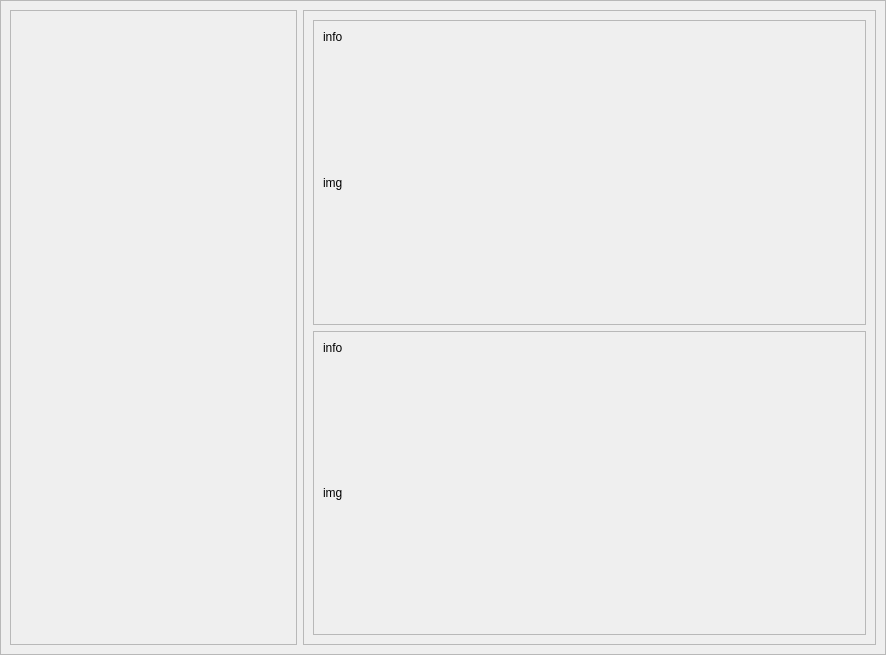
Old version of the form gui2.ui in the repository leninrkb/reduccion-de-ruido-con-python.
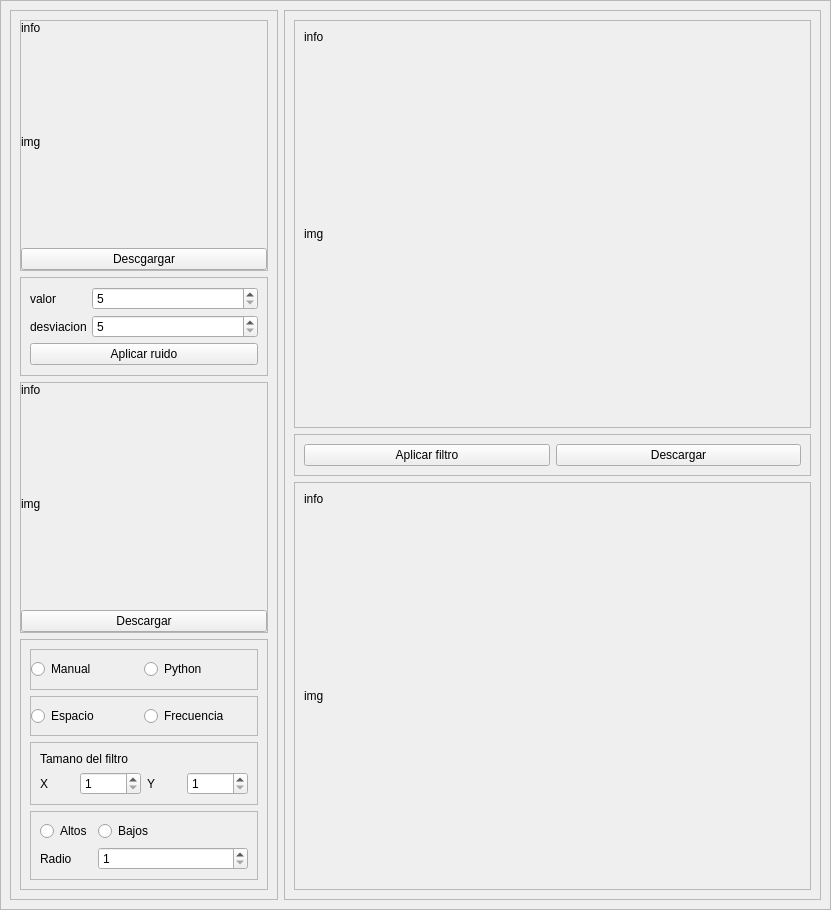
New version of the form.

The edit to the form file:
```diff
--- a/gui2.ui
+++ b/gui2.ui
@@ -6,8 +6,8 @@
    <rect>
     <x>0</x>
     <y>0</y>
-    <width>886</width>
-    <height>655</height>
+    <width>831</width>
+    <height>910</height>
    </rect>
   </property>
   <property name="windowTitle">
@@ -47,6 +47,362 @@
          <property name="frameShadow">
           <enum>QFrame::Raised</enum>
          </property>
+         <layout class="QVBoxLayout" name="verticalLayout_5" stretch="1,0,1,1">
+          <item>
+           <widget class="QFrame" name="frame_6">
+            <property name="frameShape">
+             <enum>QFrame::StyledPanel</enum>
+            </property>
+            <property name="frameShadow">
+             <enum>QFrame::Raised</enum>
+            </property>
+            <layout class="QVBoxLayout" name="verticalLayout_6" stretch="0,1,0">
+             <property name="spacing">
+              <number>0</number>
+             </property>
+             <property name="leftMargin">
+              <number>0</number>
+             </property>
+             <property name="topMargin">
+              <number>0</number>
+             </property>
+             <property name="rightMargin">
+              <number>0</number>
+             </property>
+             <property name="bottomMargin">
+              <number>0</number>
+             </property>
+             <item>
+              <widget class="QLabel" name="label_5">
+               <property name="text">
+                <string>info</string>
+               </property>
+              </widget>
+             </item>
+             <item>
+              <widget class="QLabel" name="label_6">
+               <property name="text">
+                <string>img</string>
+               </property>
+              </widget>
+             </item>
+             <item>
+              <widget class="QPushButton" name="pushButton">
+               <property name="text">
+                <string>Descgargar</string>
+               </property>
+              </widget>
+             </item>
+            </layout>
+           </widget>
+          </item>
+          <item>
+           <widget class="QFrame" name="frame_8">
+            <property name="frameShape">
+             <enum>QFrame::StyledPanel</enum>
+            </property>
+            <property name="frameShadow">
+             <enum>QFrame::Raised</enum>
+            </property>
+            <layout class="QFormLayout" name="formLayout">
+             <property name="horizontalSpacing">
+              <number>5</number>
+             </property>
+             <property name="verticalSpacing">
+              <number>5</number>
+             </property>
+             <property name="bottomMargin">
+              <number>10</number>
+             </property>
+             <item row="0" column="0">
+              <widget class="QLabel" name="label_7">
+               <property name="text">
+                <string>valor</string>
+               </property>
+              </widget>
+             </item>
+             <item row="0" column="1">
+              <widget class="QSpinBox" name="spinBox">
+               <property name="minimum">
+                <number>5</number>
+               </property>
+               <property name="maximum">
+                <number>1000</number>
+               </property>
+               <property name="singleStep">
+                <number>5</number>
+               </property>
+              </widget>
+             </item>
+             <item row="1" column="0">
+              <widget class="QLabel" name="label_8">
+               <property name="text">
+                <string>desviacion</string>
+               </property>
+              </widget>
+             </item>
+             <item row="1" column="1">
+              <widget class="QSpinBox" name="spinBox_2">
+               <property name="minimum">
+                <number>5</number>
+               </property>
+               <property name="maximum">
+                <number>1000</number>
+               </property>
+               <property name="singleStep">
+                <number>5</number>
+               </property>
+              </widget>
+             </item>
+             <item row="2" column="0" colspan="2">
+              <widget class="QPushButton" name="pushButton_2">
+               <property name="text">
+                <string>Aplicar ruido</string>
+               </property>
+              </widget>
+             </item>
+            </layout>
+           </widget>
+          </item>
+          <item>
+           <widget class="QFrame" name="frame_7">
+            <property name="frameShape">
+             <enum>QFrame::StyledPanel</enum>
+            </property>
+            <property name="frameShadow">
+             <enum>QFrame::Raised</enum>
+            </property>
+            <layout class="QVBoxLayout" name="verticalLayout_7" stretch="0,1,0">
+             <property name="spacing">
+              <number>0</number>
+             </property>
+             <property name="leftMargin">
+              <number>0</number>
+             </property>
+             <property name="topMargin">
+              <number>0</number>
+             </property>
+             <property name="rightMargin">
+              <number>0</number>
+             </property>
+             <property name="bottomMargin">
+              <number>0</number>
+             </property>
+             <item>
+              <widget class="QLabel" name="label_9">
+               <property name="text">
+                <string>info</string>
+               </property>
+              </widget>
+             </item>
+             <item>
+              <widget class="QLabel" name="label_10">
+               <property name="text">
+                <string>img</string>
+               </property>
+              </widget>
+             </item>
+             <item>
+              <widget class="QPushButton" name="pushButton_3">
+               <property name="text">
+                <string>Descargar</string>
+               </property>
+              </widget>
+             </item>
+            </layout>
+           </widget>
+          </item>
+          <item>
+           <widget class="QFrame" name="frame_9">
+            <property name="frameShape">
+             <enum>QFrame::StyledPanel</enum>
+            </property>
+            <property name="frameShadow">
+             <enum>QFrame::Raised</enum>
+            </property>
+            <layout class="QVBoxLayout" name="verticalLayout_8" stretch="0,0,0,0">
+             <item>
+              <widget class="QFrame" name="frame_10">
+               <property name="frameShape">
+                <enum>QFrame::StyledPanel</enum>
+               </property>
+               <property name="frameShadow">
+                <enum>QFrame::Raised</enum>
+               </property>
+               <layout class="QHBoxLayout" name="horizontalLayout_2">
+                <property name="spacing">
+                 <number>0</number>
+                </property>
+                <property name="leftMargin">
+                 <number>0</number>
+                </property>
+                <property name="topMargin">
+                 <number>0</number>
+                </property>
+                <property name="rightMargin">
+                 <number>0</number>
+                </property>
+                <property name="bottomMargin">
+                 <number>0</number>
+                </property>
+                <item>
+                 <widget class="QRadioButton" name="radioButton_2">
+                  <property name="text">
+                   <string>Manual</string>
+                  </property>
+                 </widget>
+                </item>
+                <item>
+                 <widget class="QRadioButton" name="radioButton">
+                  <property name="text">
+                   <string>Python</string>
+                  </property>
+                 </widget>
+                </item>
+               </layout>
+              </widget>
+             </item>
+             <item>
+              <widget class="QFrame" name="frame_11">
+               <property name="frameShape">
+                <enum>QFrame::StyledPanel</enum>
+               </property>
+               <property name="frameShadow">
+                <enum>QFrame::Raised</enum>
+               </property>
+               <layout class="QHBoxLayout" name="horizontalLayout_3">
+                <property name="spacing">
+                 <number>0</number>
+                </property>
+                <property name="leftMargin">
+                 <number>0</number>
+                </property>
+                <property name="topMargin">
+                 <number>0</number>
+                </property>
+                <property name="rightMargin">
+                 <number>0</number>
+                </property>
+                <property name="bottomMargin">
+                 <number>0</number>
+                </property>
+                <item>
+                 <widget class="QRadioButton" name="radioButton_3">
+                  <property name="text">
+                   <string>Espacio</string>
+                  </property>
+                 </widget>
+                </item>
+                <item>
+                 <widget class="QRadioButton" name="radioButton_4">
+                  <property name="text">
+                   <string>Frecuencia</string>
+                  </property>
+                 </widget>
+                </item>
+               </layout>
+              </widget>
+             </item>
+             <item>
+              <widget class="QFrame" name="frame_12">
+               <property name="frameShape">
+                <enum>QFrame::StyledPanel</enum>
+               </property>
+               <property name="frameShadow">
+                <enum>QFrame::Raised</enum>
+               </property>
+               <layout class="QGridLayout" name="gridLayout">
+                <item row="0" column="0" colspan="4">
+                 <widget class="QLabel" name="label_11">
+                  <property name="text">
+                   <string>Tamano del filtro</string>
+                  </property>
+                 </widget>
+                </item>
+                <item row="1" column="0">
+                 <widget class="QLabel" name="label_12">
+                  <property name="text">
+                   <string>X</string>
+                  </property>
+                 </widget>
+                </item>
+                <item row="1" column="1">
+                 <widget class="QSpinBox" name="spinBox_3">
+                  <property name="minimum">
+                   <number>1</number>
+                  </property>
+                  <property name="maximum">
+                   <number>10000</number>
+                  </property>
+                 </widget>
+                </item>
+                <item row="1" column="2">
+                 <widget class="QLabel" name="label_13">
+                  <property name="text">
+                   <string>Y</string>
+                  </property>
+                 </widget>
+                </item>
+                <item row="1" column="3">
+                 <widget class="QSpinBox" name="spinBox_4">
+                  <property name="minimum">
+                   <number>1</number>
+                  </property>
+                  <property name="maximum">
+                   <number>10000</number>
+                  </property>
+                 </widget>
+                </item>
+               </layout>
+              </widget>
+             </item>
+             <item>
+              <widget class="QFrame" name="frame_13">
+               <property name="frameShape">
+                <enum>QFrame::StyledPanel</enum>
+               </property>
+               <property name="frameShadow">
+                <enum>QFrame::Raised</enum>
+               </property>
+               <layout class="QFormLayout" name="formLayout_2">
+                <item row="0" column="0">
+                 <widget class="QRadioButton" name="radioButton_5">
+                  <property name="text">
+                   <string>Altos</string>
+                  </property>
+                 </widget>
+                </item>
+                <item row="0" column="1">
+                 <widget class="QRadioButton" name="radioButton_6">
+                  <property name="text">
+                   <string>Bajos</string>
+                  </property>
+                 </widget>
+                </item>
+                <item row="1" column="0">
+                 <widget class="QLabel" name="label_14">
+                  <property name="text">
+                   <string>Radio</string>
+                  </property>
+                 </widget>
+                </item>
+                <item row="1" column="1">
+                 <widget class="QSpinBox" name="spinBox_5">
+                  <property name="minimum">
+                   <number>1</number>
+                  </property>
+                  <property name="maximum">
+                   <number>1000000</number>
+                  </property>
+                 </widget>
+                </item>
+               </layout>
+              </widget>
+             </item>
+            </layout>
+           </widget>
+          </item>
+         </layout>
         </widget>
        </item>
        <item>
@@ -57,7 +413,7 @@
          <property name="frameShadow">
           <enum>QFrame::Raised</enum>
          </property>
-         <layout class="QVBoxLayout" name="verticalLayout_2">
+         <layout class="QVBoxLayout" name="verticalLayout_2" stretch="1,0,1">
           <item>
            <widget class="QFrame" name="frame_4">
             <property name="frameShape">
@@ -84,6 +440,32 @@
             </layout>
            </widget>
           </item>
+          <item>
+           <widget class="QFrame" name="frame_14">
+            <property name="frameShape">
+             <enum>QFrame::StyledPanel</enum>
+            </property>
+            <property name="frameShadow">
+             <enum>QFrame::Raised</enum>
+            </property>
+            <layout class="QHBoxLayout" name="horizontalLayout_4">
+             <item>
+              <widget class="QPushButton" name="pushButton_4">
+               <property name="text">
+                <string>Aplicar filtro</string>
+               </property>
+              </widget>
+             </item>
+             <item>
+              <widget class="QPushButton" name="pushButton_5">
+               <property name="text">
+                <string>Descargar</string>
+               </property>
+              </widget>
+             </item>
+            </layout>
+           </widget>
+          </item>
           <item>
            <widget class="QFrame" name="frame_5">
             <property name="frameShape">
```
